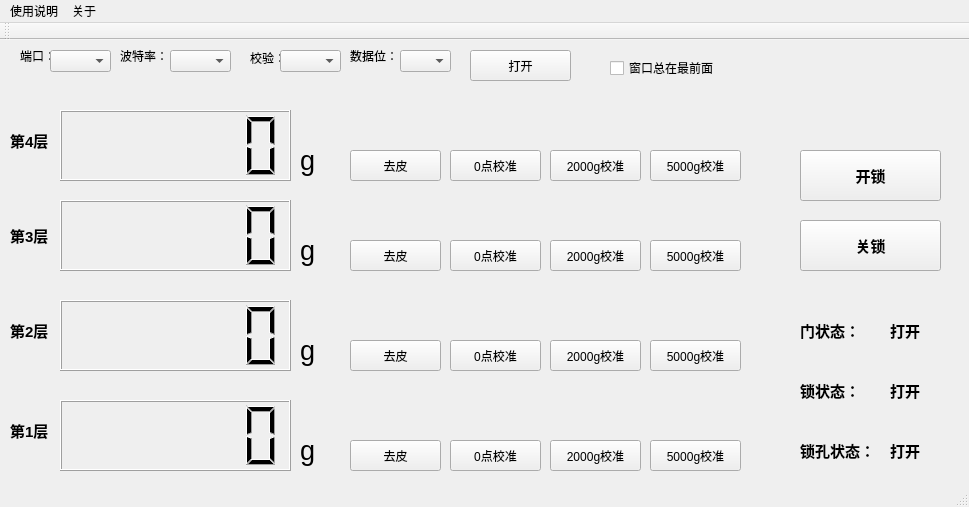
Before: the Qt Designer form iw_visual_terminal/mainwindow.ui in BobDeng1974/qt_iw_visual_terminal, drawn with Qt 5.
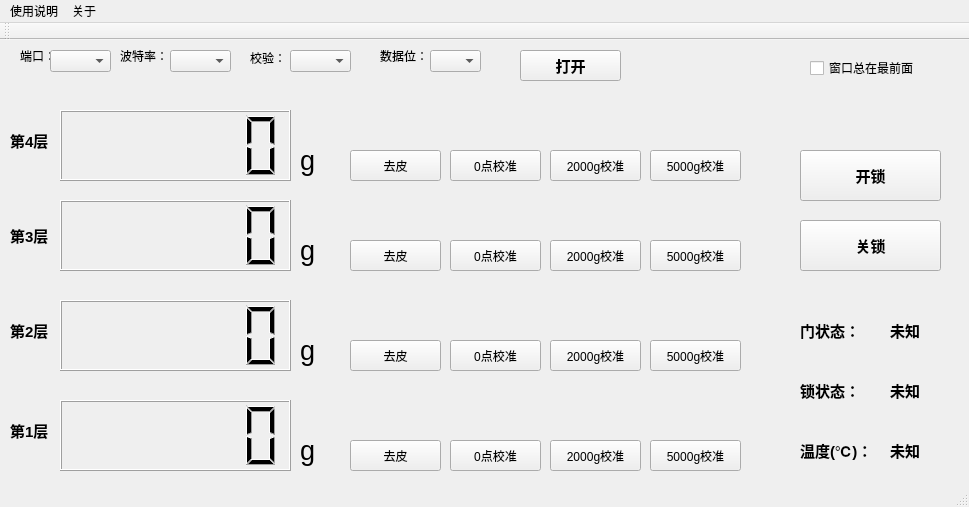
After: the same form once the commit is applied.

```diff
--- a/iw_visual_terminal/mainwindow.ui
+++ b/iw_visual_terminal/mainwindow.ui
@@ -133,7 +133,7 @@
    <widget class="QLabel" name="label_4">
     <property name="geometry">
      <rect>
-      <x>350</x>
+      <x>380</x>
       <y>10</y>
       <width>54</width>
       <height>12</height>
@@ -146,7 +146,7 @@
    <widget class="QPushButton" name="open_button">
     <property name="geometry">
      <rect>
-      <x>470</x>
+      <x>520</x>
       <y>10</y>
       <width>101</width>
       <height>31</height>
@@ -154,9 +154,10 @@
     </property>
     <property name="font">
      <font>
-      <pointsize>9</pointsize>
-      <weight>50</weight>
-      <bold>false</bold>
+      <family>Arial</family>
+      <pointsize>11</pointsize>
+      <weight>75</weight>
+      <bold>true</bold>
      </font>
     </property>
     <property name="text">
@@ -186,7 +187,7 @@
    <widget class="QComboBox" name="parity_list">
     <property name="geometry">
      <rect>
-      <x>280</x>
+      <x>290</x>
       <y>10</y>
       <width>61</width>
       <height>22</height>
@@ -196,7 +197,7 @@
    <widget class="QComboBox" name="data_bits_list">
     <property name="geometry">
      <rect>
-      <x>400</x>
+      <x>430</x>
       <y>10</y>
       <width>51</width>
       <height>22</height>
@@ -578,7 +579,7 @@
    <widget class="QCheckBox" name="all_on_top_check_button">
     <property name="geometry">
      <rect>
-      <x>610</x>
+      <x>810</x>
       <y>20</y>
       <width>111</width>
       <height>16</height>
@@ -669,7 +670,7 @@
      </font>
     </property>
     <property name="text">
-     <string>打开</string>
+     <string>未知</string>
     </property>
    </widget>
    <widget class="QLabel" name="lock_status">
@@ -711,7 +712,7 @@
      </font>
     </property>
     <property name="text">
-     <string>打开</string>
+     <string>未知</string>
     </property>
    </widget>
    <widget class="QLabel" name="hole_status">
@@ -732,7 +733,7 @@
      </font>
     </property>
     <property name="text">
-     <string>锁孔状态：</string>
+     <string>温度(℃)：</string>
     </property>
    </widget>
    <widget class="QLabel" name="hole_status_display">
@@ -753,7 +754,7 @@
      </font>
     </property>
     <property name="text">
-     <string>打开</string>
+     <string>未知</string>
     </property>
    </widget>
   </widget>
```
Left out of the diff: 6 changed lines with no effect on the pictures.
